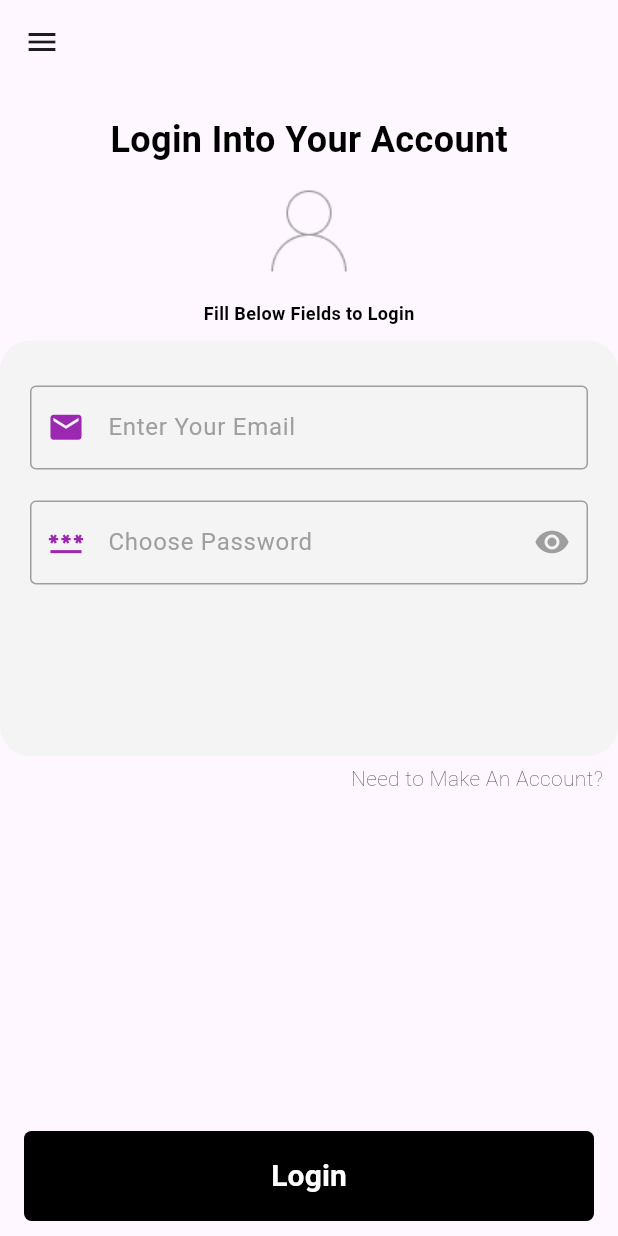
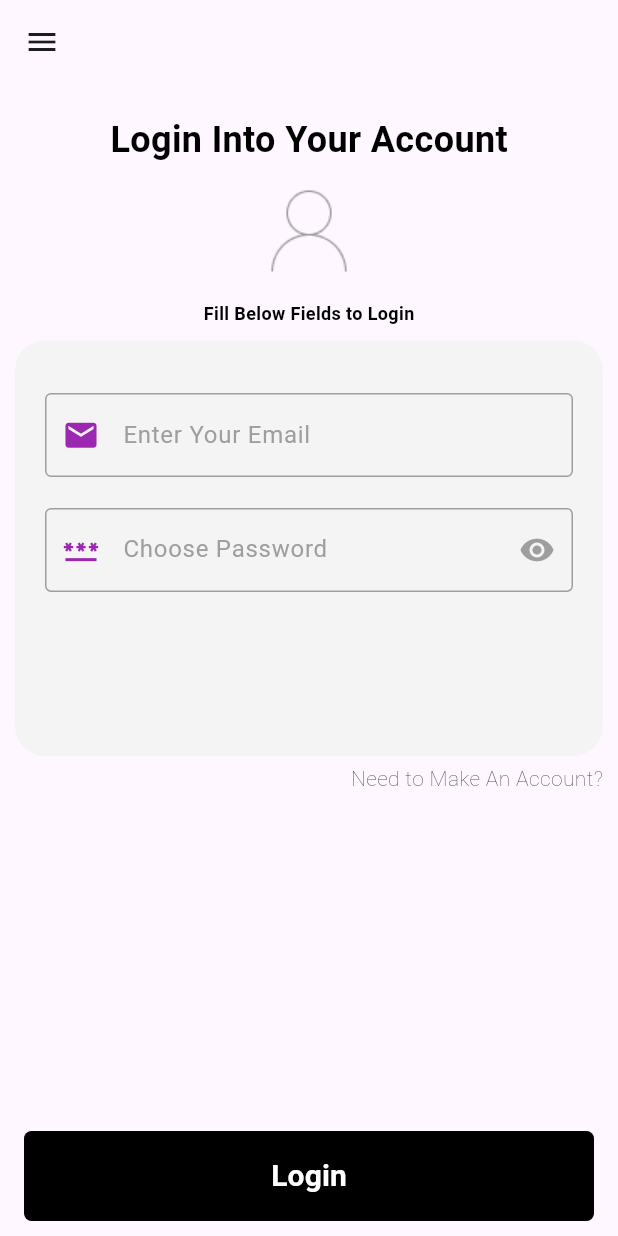
Before and after one commit to devfaizan/sqlite-cache-flutter, a Flutter app: the screen it shows after launch, in the side drawer, after a tap on "Login", on a phone screen of 412 x 824 dp. Run offline on Flutter 3.47's test engine with Material 3 defaults, Android fonts, the phone set to English and light mode, and no system bars; our stand-ins replace image_picker, shared_preferences, sqflite; accounts and stored records are empty.

Commit message:
padding around decoratedBox

```diff
--- a/lib/screens/user/login.dart
+++ b/lib/screens/user/login.dart
@@ -48,6 +48,10 @@ class _LoginScreenState extends State<LoginScreen> {
             bottomText: 'Fill Below Fields to Login',
           ),
           Expanded(
+            child: Padding(
+              padding: const EdgeInsets.symmetric(
+                horizontal: 10,
+              ),
               child: DecoratedBox(
                 decoration: BoxDecoration(
                   borderRadius: BorderRadius.circular(20),
@@ -58,7 +62,7 @@ class _LoginScreenState extends State<LoginScreen> {
                 child: ListView(
                   padding: EdgeInsets.symmetric(
                     horizontal: 20,
-                  vertical: heightContext < 830 ? 30 : 20,
+                    vertical: heightContext < 830 ? 35 : 20,
                   ),
                   children: <Widget>[
                     Form(
@@ -92,6 +96,7 @@ class _LoginScreenState extends State<LoginScreen> {
                       ),
                     ),
                   ],
+                ),
               ),
             ),
           ),
```
Lines whose indentation alone changed are shown as unchanged.
